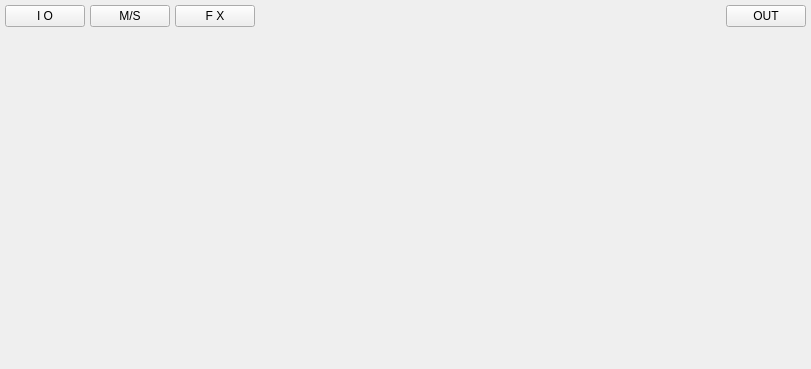
Before: the Qt Designer form src/gui/mixerwidget.ui in tom-23/Horizon, drawn with Qt 5.
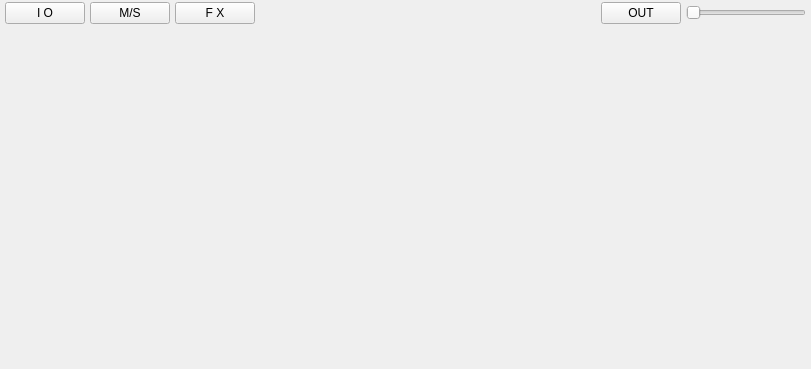
After: the same form once the commit is applied.

```diff
--- a/src/gui/mixerwidget.ui
+++ b/src/gui/mixerwidget.ui
@@ -45,13 +45,13 @@
      </property>
      <layout class="QVBoxLayout" name="verticalLayout_2">
       <property name="spacing">
-       <number>5</number>
+       <number>0</number>
       </property>
       <property name="leftMargin">
        <number>5</number>
       </property>
       <property name="topMargin">
-       <number>5</number>
+       <number>2</number>
       </property>
       <property name="rightMargin">
        <number>5</number>
@@ -129,6 +129,40 @@
           </property>
          </widget>
         </item>
+        <item>
+         <widget class="QSlider" name="zoomSlider">
+          <property name="sizePolicy">
+           <sizepolicy hsizetype="Expanding" vsizetype="Minimum">
+            <horstretch>0</horstretch>
+            <verstretch>0</verstretch>
+           </sizepolicy>
+          </property>
+          <property name="maximumSize">
+           <size>
+            <width>120</width>
+            <height>15</height>
+           </size>
+          </property>
+          <property name="styleSheet">
+           <string notr="true"/>
+          </property>
+          <property name="minimum">
+           <number>90</number>
+          </property>
+          <property name="maximum">
+           <number>200</number>
+          </property>
+          <property name="value">
+           <number>90</number>
+          </property>
+          <property name="tracking">
+           <bool>true</bool>
+          </property>
+          <property name="orientation">
+           <enum>Qt::Horizontal</enum>
+          </property>
+         </widget>
+        </item>
        </layout>
       </item>
       <item>
@@ -194,7 +228,7 @@
                <x>0</x>
                <y>0</y>
                <width>712</width>
-               <height>318</height>
+               <height>326</height>
               </rect>
              </property>
              <layout class="QHBoxLayout" name="horizontalLayout_3">
```
